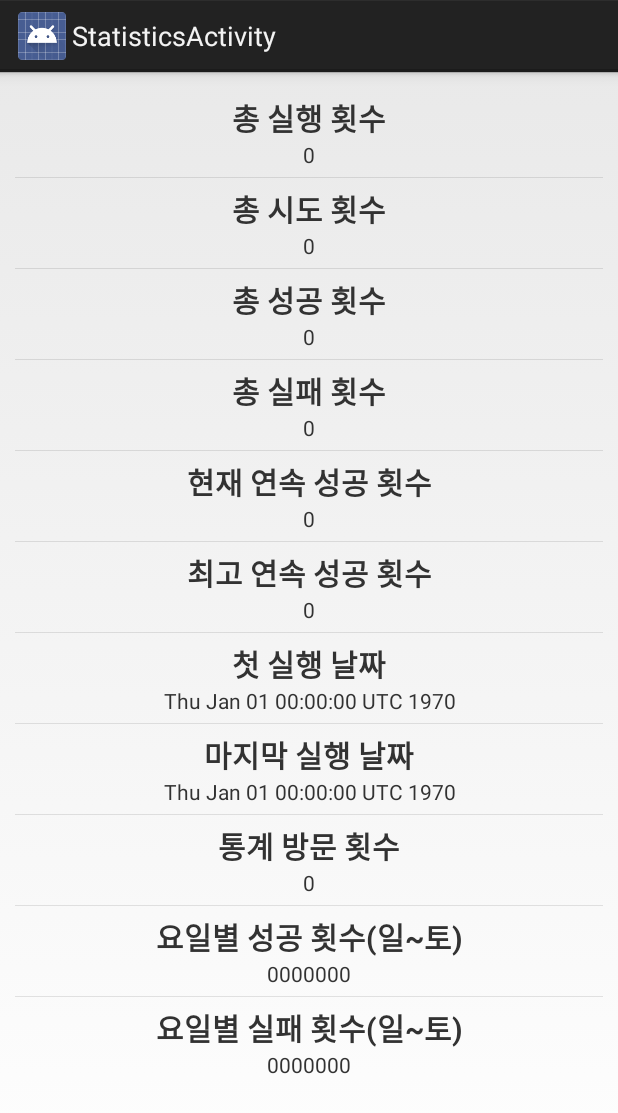
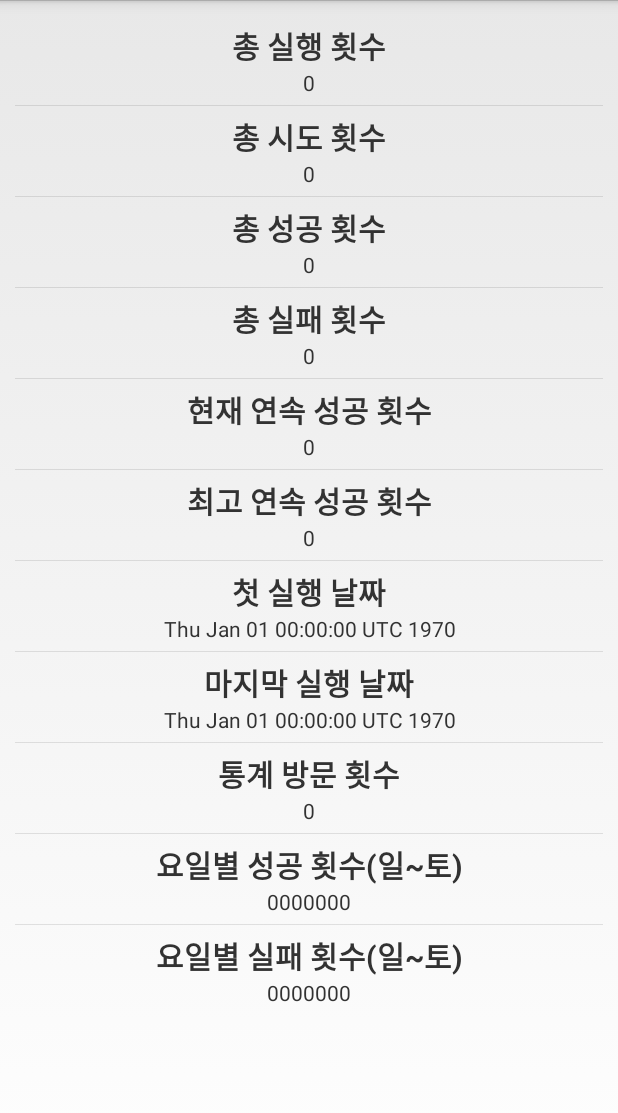
Before and after one commit to ZeroPage/MorningTypeHuman, an Android app: the StatisticsActivity screen opened directly, with no data from a screen before it, on a phone screen of 412 x 824 dp. Shown: the top 1113 px of the screen. Run offline under Robolectric (Android 15) with nearby library versions, the phone set to English and light mode, and no system bars.

Commit message:
Fixed bug.

```diff
--- a/MornigTypeHumanProject/MornigTypeHuman/src/main/java/org/zeropage/gdg/morningTypeHuman/model/AlarmInfoStorage.java
+++ b/MornigTypeHumanProject/MornigTypeHuman/src/main/java/org/zeropage/gdg/morningTypeHuman/model/AlarmInfoStorage.java
@@ -27,6 +27,7 @@ public class AlarmInfoStorage {
         list.add(alarmInfo);
         set.add(alarmInfo.name);
         FileStorage.saveAlarmList(list);
+        FileStorage.saveNameSet(set);
     }
 
     public static void deleteAlarmInfo(int index) throws IOException {
@@ -36,7 +37,7 @@ public class AlarmInfoStorage {
         set.remove(list.get(index).name);
         list.remove(index);
 
-
         FileStorage.saveAlarmList(list);
+        FileStorage.saveNameSet(set);
     }
 }
--- a/MornigTypeHumanProject/MornigTypeHuman/src/main/java/org/zeropage/gdg/morningTypeHuman/model/FileStorage.java
+++ b/MornigTypeHumanProject/MornigTypeHuman/src/main/java/org/zeropage/gdg/morningTypeHuman/model/FileStorage.java
@@ -126,7 +126,7 @@ public class FileStorage {
         ObjectInputStream ois = null;
         HashSet<String> result = null;
         try {
-            fis = new FileInputStream(appStatisticsFile);
+            fis = new FileInputStream(nameSetFile);
             ois = new ObjectInputStream(fis);
             result = (HashSet<String>) ois.readObject();
         }catch (ClassNotFoundException e){
--- a/MornigTypeHumanProject/MornigTypeHuman/src/main/res/values/styles.xml
+++ b/MornigTypeHumanProject/MornigTypeHuman/src/main/res/values/styles.xml
@@ -5,16 +5,12 @@
         by AppBaseTheme from res/values-vXX/styles.xml on newer devices.
     -->
     <style name="AppBaseTheme" parent="android:Theme.Light">
-        <!--
-            Theme customizations available in newer API levels can go in
-            res/values-vXX/styles.xml, while customizations related to
-            backward-compatibility can go here.
-        -->
+
     </style>
 
     <!-- Application theme. -->
     <style name="AppTheme" parent="AppBaseTheme">
-        <!-- All customizations that are NOT specific to a particular API-level can go here. -->
+        <item name="android:windowNoTitle">true</item>
     </style>
 
 </resources>
```
